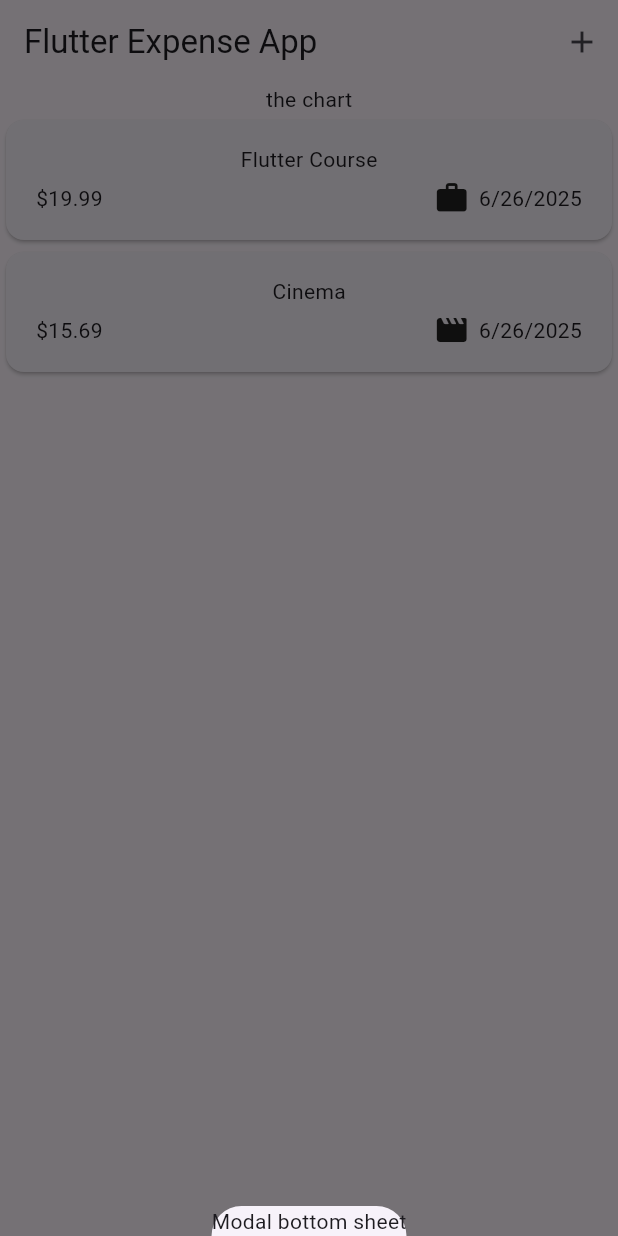
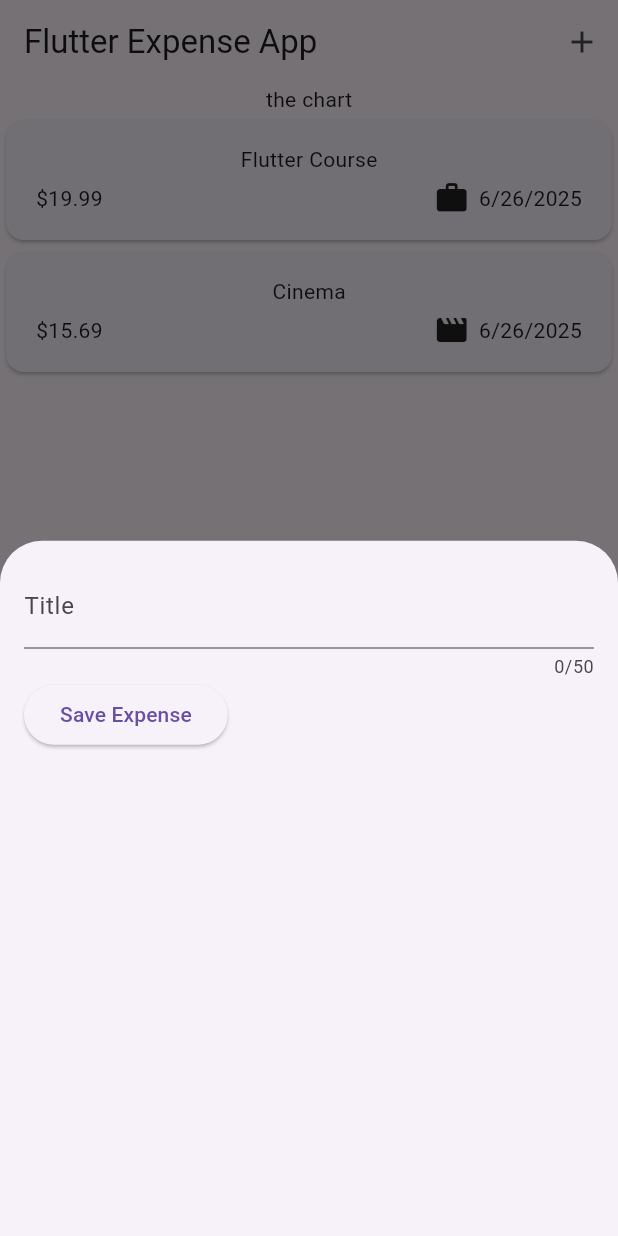
Before and after one commit to husseinalshargi/expenses_tracker, a Flutter app: the screen it shows after launch, after a tap on the "add" icon, on a phone screen of 412 x 824 dp. Run offline on Flutter 3.47's test engine with Material 3 defaults, Android fonts, the phone set to English and light mode, and no system bars.

Commit message:
accept text from the user (way number 1)

```diff
--- a/lib/widgets/expenses.dart
+++ b/lib/widgets/expenses.dart
@@ -1,5 +1,6 @@
 import 'package:expence_traker/widgets/expenses_list/expenses_list.dart';
 import 'package:expence_traker/models/expense.dart';
+import 'package:expence_traker/widgets/new_expense.dart';
 import 'package:flutter/material.dart';
 
 class Expenses extends StatefulWidget {
@@ -31,7 +32,7 @@ class _ExpensesState extends State<Expenses> {
     // add a new ui element
     showModalBottomSheet(
       context: context,
-      builder: (ctx) => Text('Modal bottom sheet'),
+      builder: (ctx) => const NewExpense(),
     );
   }
 
--- /dev/null
+++ b/lib/widgets/new_expense.dart
@@ -0,0 +1,44 @@
+import 'package:flutter/material.dart';
+
+class NewExpense extends StatefulWidget {
+  const NewExpense({super.key});
+
+  @override
+  State<NewExpense> createState() {
+    return _ExpensesState();
+  }
+}
+
+class _ExpensesState extends State<NewExpense> {
+  var _enteredTitle = '';
+
+  void _saveTitleInput(String inputValue) {
+    _enteredTitle = inputValue;
+  }
+
+  @override
+  Widget build(BuildContext context) {
+    return Padding(
+      padding: const EdgeInsets.all(16),
+      child: Column(
+        children: [
+          TextField(
+            onChanged: _saveTitleInput,
+            maxLength: 50,
+            decoration: const InputDecoration(label: Text('Title')),
+          ),
+          Row(
+            children: [
+              ElevatedButton(
+                onPressed: () {
+                  print(_enteredTitle);
+                },
+                child: const Text('Save Expense'),
+              ),
+            ],
+          ),
+        ],
+      ), //decoration -> label of the text box
+    );
+  }
+}
```
